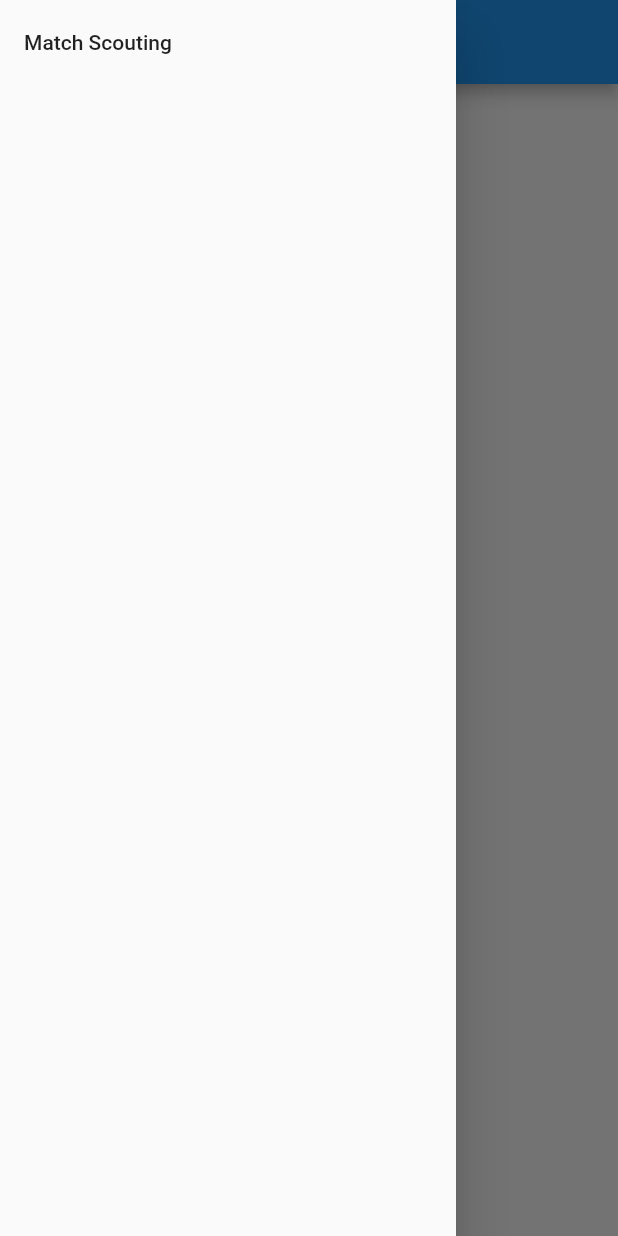
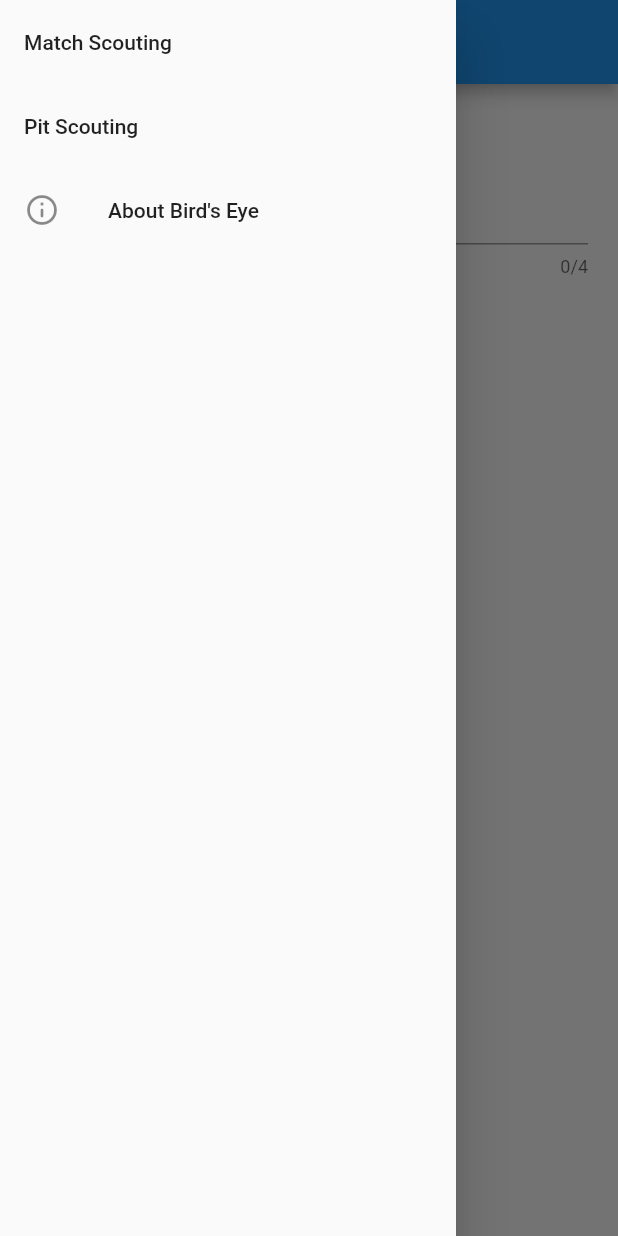
Before and after one commit to Team4159/BirdsEye-Frontend, a Flutter app: the screen it shows after launch, with the side drawer open, on a phone screen of 412 x 824 dp. Run offline on Flutter 3.47's test engine with Material 2 defaults, Android fonts, the phone set to English and light mode, and no system bars; network calls fail; Roboto replaces fonts that are missing (Verdana).

Commit message:
did some pit scout things

```diff
--- a/lib/main.dart
+++ b/lib/main.dart
@@ -1,30 +1,21 @@
 import 'package:flutter/material.dart';
 
 import 'matchscout.dart';
+import 'pitscout.dart';
+import 'web.dart';
 
 void main() => runApp(const BirdsEye());
+const version = "0.0.1";
+num teamNumber = 4159;
 
 class BirdsEye extends StatelessWidget {
   const BirdsEye({super.key});
 
-  // This widget is the root of your application.
   @override
   Widget build(BuildContext context) {
-    return MaterialApp(
+    return const MaterialApp(
       title: "Bird's Eye",
-      theme: ThemeData(
-        // This is the theme of your application.
-        //
-        // Try running your application with "flutter run". You'll see the
-        // application has a blue toolbar. Then, without quitting the app, try
-        // changing the primarySwatch below to Colors.green and then invoke
-        // "hot reload" (press "r" in the console where you ran "flutter run",
-        // or simply save your changes to "hot reload" in a Flutter IDE).
-        // Notice that the counter didn't reset back to zero; the application
-        // is not restarted.
-        primarySwatch: Colors.blue,
-      ),
-      home: const MainScreen(),
+      home: MainScreen(),
     );
   }
 }
@@ -51,7 +42,45 @@ class MainScreen extends StatelessWidget {
                         builder: (context) => const MatchScout()));
               },
             ),
+            ListTile(
+              title: const Text("Pit Scouting"),
+              onTap: () {
+                Navigator.pop(context);
+                Navigator.push(context,
+                    MaterialPageRoute(builder: (context) => const PitScout()));
+              },
+            ),
+            const AboutListTile(
+              icon: Icon(Icons.info_outline_rounded),
+              applicationVersion: version,
+            )
           ],
-        )));
+        )),
+        body: Container(
+            constraints: const BoxConstraints(maxWidth: 400),
+            alignment: Alignment.topCenter,
+            margin: const EdgeInsets.all(20),
+            child: ListView(children: [
+              FutureBuilder(
+                initialData: -1,
+                future: currentSeason(),
+                builder: (context, snapshot) => Text(
+                  "Current Season: ${snapshot.hasData ? snapshot.data.toString() : DateTime.now().year}",
+                  style: const TextStyle(fontSize: 24, fontFamily: "Verdana"),
+                ), // TODO: Add current game name
+              ),
+              TextFormField(
+                maxLength: 4,
+                decoration: const InputDecoration(
+                    border: UnderlineInputBorder(), labelText: "Team Number"),
+                onFieldSubmitted: (String teamStr) {
+                  teamNumber = int.tryParse(teamStr) ?? 4159;
+                },
+                validator: (String? teamStr) => // TODO: This doesn't work
+                    ((teamStr != null) && num.tryParse(teamStr) == null)
+                        ? "Team Number must be numeric!"
+                        : null,
+              ) // TODO: Event selector
+            ])));
   }
 }
--- a/lib/matchscout.dart
+++ b/lib/matchscout.dart
@@ -1,5 +1,5 @@
-// get latest match scouting form -> cache -> ensure app version matches -> process into a form -> send to server
-import 'package:flutter/cupertino.dart';
+// get latest match scouting form -> cache -> ensure app version matches -> process into a form -> user fills form out -> send to server w/ season year, event id, match #
+import 'package:flutter/material.dart';
 
 class MatchScout extends StatelessWidget {
   const MatchScout({super.key});
--- a/pubspec.yaml
+++ b/pubspec.yaml
@@ -36,6 +36,7 @@ dependencies:
   # The following adds the Cupertino Icons font to your application.
   # Use with the CupertinoIcons class for iOS style icons.
   cupertino_icons: ^1.0.2
+  http: ^0.13.5
 
 dev_dependencies:
   flutter_test:
```
Also changed, not shown: lib/pitscout.dart (+62 -0 lines), lib/web.dart (added, +19 -0 lines), pubspec.lock.
